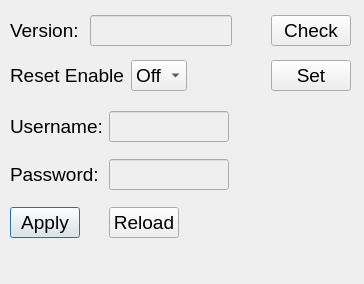
This is system.ui in mikewomaster/lora as Qt 5 draws it before an edit. The edited form follows.
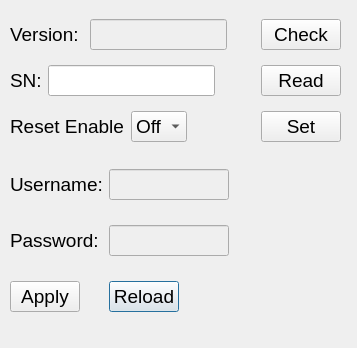
This is the edited form. Icons and pictures are not drawn.

```diff
--- a/system.ui
+++ b/system.ui
@@ -6,8 +6,8 @@
    <rect>
     <x>0</x>
     <y>0</y>
-    <width>364</width>
-    <height>284</height>
+    <width>357</width>
+    <height>348</height>
    </rect>
   </property>
   <property name="font">
@@ -26,58 +26,16 @@
     <normaloff>images/settings.png</normaloff>
     <normalon>images/settings.png</normalon>images/settings.png</iconset>
   </property>
-  <widget class="QWidget" name="">
+  <widget class="QWidget" name="layoutWidget">
    <property name="geometry">
     <rect>
      <x>10</x>
-     <y>100</y>
-     <width>341</width>
-     <height>151</height>
+     <y>150</y>
+     <width>331</width>
+     <height>181</height>
     </rect>
    </property>
    <layout class="QGridLayout" name="gridLayout">
-    <item row="1" column="3">
-     <spacer name="horizontalSpacer_4">
-      <property name="orientation">
-       <enum>Qt::Horizontal</enum>
-      </property>
-      <property name="sizeHint" stdset="0">
-       <size>
-        <width>40</width>
-        <height>20</height>
-       </size>
-      </property>
-     </spacer>
-    </item>
-    <item row="0" column="3">
-     <spacer name="horizontalSpacer_5">
-      <property name="orientation">
-       <enum>Qt::Horizontal</enum>
-      </property>
-      <property name="sizeHint" stdset="0">
-       <size>
-        <width>40</width>
-        <height>20</height>
-       </size>
-      </property>
-     </spacer>
-    </item>
-    <item row="2" column="0">
-     <widget class="QPushButton" name="systemApply">
-      <property name="enabled">
-       <bool>true</bool>
-      </property>
-      <property name="maximumSize">
-       <size>
-        <width>70</width>
-        <height>16777215</height>
-       </size>
-      </property>
-      <property name="text">
-       <string>Apply</string>
-      </property>
-     </widget>
-    </item>
     <item row="2" column="1">
      <widget class="QPushButton" name="systemReload">
       <property name="enabled">
@@ -94,13 +52,6 @@
       </property>
      </widget>
     </item>
-    <item row="0" column="0">
-     <widget class="QLabel" name="usernameLabel">
-      <property name="text">
-       <string>Username:</string>
-      </property>
-     </widget>
-    </item>
     <item row="1" column="0">
      <widget class="QLabel" name="passwordLabel">
       <property name="text">
@@ -108,17 +59,40 @@
       </property>
      </widget>
     </item>
-    <item row="1" column="1">
-     <widget class="QLineEdit" name="passwordLineEdit">
+    <item row="0" column="2">
+     <spacer name="horizontalSpacer_5">
+      <property name="orientation">
+       <enum>Qt::Horizontal</enum>
+      </property>
+      <property name="sizeHint" stdset="0">
+       <size>
+        <width>40</width>
+        <height>20</height>
+       </size>
+      </property>
+     </spacer>
+    </item>
+    <item row="0" column="0">
+     <widget class="QLabel" name="usernameLabel">
+      <property name="text">
+       <string>Username:</string>
+      </property>
+     </widget>
+    </item>
+    <item row="2" column="0">
+     <widget class="QPushButton" name="systemApply">
       <property name="enabled">
-       <bool>false</bool>
+       <bool>true</bool>
       </property>
       <property name="maximumSize">
        <size>
-        <width>120</width>
+        <width>70</width>
         <height>16777215</height>
        </size>
       </property>
+      <property name="text">
+       <string>Apply</string>
+      </property>
      </widget>
     </item>
     <item row="0" column="1">
@@ -134,17 +108,167 @@
       </property>
      </widget>
     </item>
+    <item row="1" column="2">
+     <spacer name="horizontalSpacer_4">
+      <property name="orientation">
+       <enum>Qt::Horizontal</enum>
+      </property>
+      <property name="sizeHint" stdset="0">
+       <size>
+        <width>40</width>
+        <height>20</height>
+       </size>
+      </property>
+     </spacer>
+    </item>
+    <item row="1" column="1">
+     <widget class="QLineEdit" name="passwordLineEdit">
+      <property name="enabled">
+       <bool>false</bool>
+      </property>
+      <property name="maximumSize">
+       <size>
+        <width>120</width>
+        <height>16777215</height>
+       </size>
+      </property>
+     </widget>
+    </item>
    </layout>
   </widget>
+  <widget class="QPushButton" name="SNPushButtonWrite">
+   <property name="enabled">
+    <bool>false</bool>
+   </property>
+   <property name="geometry">
+    <rect>
+     <x>450</x>
+     <y>280</y>
+     <width>75</width>
+     <height>27</height>
+    </rect>
+   </property>
+   <property name="text">
+    <string>Write</string>
+   </property>
+  </widget>
   <widget class="QWidget" name="">
    <property name="geometry">
     <rect>
      <x>10</x>
-     <y>50</y>
-     <width>341</width>
-     <height>51</height>
+     <y>10</y>
+     <width>331</width>
+     <height>141</height>
     </rect>
    </property>
+   <layout class="QVBoxLayout" name="verticalLayout">
+    <item>
+     <layout class="QHBoxLayout" name="horizontalLayout">
+      <item>
+       <widget class="QLabel" name="systemVersionLabel">
+        <property name="text">
+         <string>Version: </string>
+        </property>
+       </widget>
+      </item>
+      <item>
+       <widget class="QLineEdit" name="systemVersionLineEdit">
+        <property name="enabled">
+         <bool>false</bool>
+        </property>
+        <property name="maximumSize">
+         <size>
+          <width>150</width>
+          <height>16777215</height>
+         </size>
+        </property>
+       </widget>
+      </item>
+      <item>
+       <spacer name="horizontalSpacer_2">
+        <property name="orientation">
+         <enum>Qt::Horizontal</enum>
+        </property>
+        <property name="sizeHint" stdset="0">
+         <size>
+          <width>40</width>
+          <height>20</height>
+         </size>
+        </property>
+       </spacer>
+      </item>
+      <item>
+       <widget class="QPushButton" name="systemCheck">
+        <property name="text">
+         <string>Check</string>
+        </property>
+       </widget>
+      </item>
+     </layout>
+    </item>
+    <item>
+     <layout class="QHBoxLayout" name="horizontalLayout_3">
+      <item>
+       <widget class="QLabel" name="snLabel">
+        <property name="text">
+         <string>SN:</string>
+        </property>
+       </widget>
+      </item>
+      <item>
+       <widget class="QLineEdit" name="SNShow">
+        <property name="sizePolicy">
+         <sizepolicy hsizetype="Expanding" vsizetype="Fixed">
+          <horstretch>0</horstretch>
+          <verstretch>0</verstretch>
+         </sizepolicy>
+        </property>
+        <property name="minimumSize">
+         <size>
+          <width>30</width>
+          <height>0</height>
+         </size>
+        </property>
+        <property name="maximumSize">
+         <size>
+          <width>200</width>
+          <height>16777215</height>
+         </size>
+        </property>
+       </widget>
+      </item>
+      <item>
+       <spacer name="horizontalSpacer_6">
+        <property name="orientation">
+         <enum>Qt::Horizontal</enum>
+        </property>
+        <property name="sizeType">
+         <enum>QSizePolicy::Minimum</enum>
+        </property>
+        <property name="sizeHint" stdset="0">
+         <size>
+          <width>40</width>
+          <height>20</height>
+         </size>
+        </property>
+       </spacer>
+      </item>
+      <item>
+       <widget class="QPushButton" name="SNRead">
+        <property name="sizePolicy">
+         <sizepolicy hsizetype="Fixed" vsizetype="Fixed">
+          <horstretch>0</horstretch>
+          <verstretch>0</verstretch>
+         </sizepolicy>
+        </property>
+        <property name="text">
+         <string>Read</string>
+        </property>
+       </widget>
+      </item>
+     </layout>
+    </item>
+    <item>
    <layout class="QHBoxLayout" name="horizontalLayout_2">
     <item>
      <widget class="QLabel" name="label_2">
@@ -206,56 +330,6 @@
      </widget>
     </item>
    </layout>
-  </widget>
-  <widget class="QWidget" name="">
-   <property name="geometry">
-    <rect>
-     <x>10</x>
-     <y>10</y>
-     <width>341</width>
-     <height>41</height>
-    </rect>
-   </property>
-   <layout class="QHBoxLayout" name="horizontalLayout">
-    <item>
-     <widget class="QLabel" name="systemVersionLabel">
-      <property name="text">
-       <string>Version: </string>
-      </property>
-     </widget>
-    </item>
-    <item>
-     <widget class="QLineEdit" name="systemVersionLineEdit">
-      <property name="enabled">
-       <bool>false</bool>
-      </property>
-      <property name="maximumSize">
-       <size>
-        <width>150</width>
-        <height>16777215</height>
-       </size>
-      </property>
-     </widget>
-    </item>
-    <item>
-     <spacer name="horizontalSpacer_2">
-      <property name="orientation">
-       <enum>Qt::Horizontal</enum>
-      </property>
-      <property name="sizeHint" stdset="0">
-       <size>
-        <width>40</width>
-        <height>20</height>
-       </size>
-      </property>
-     </spacer>
-    </item>
-    <item>
-     <widget class="QPushButton" name="systemCheck">
-      <property name="text">
-       <string>Check</string>
-      </property>
-     </widget>
     </item>
    </layout>
   </widget>
```
Left out of the diff: 11 changed lines with no effect on the pictures. Lines whose indentation alone changed are shown as unchanged.
